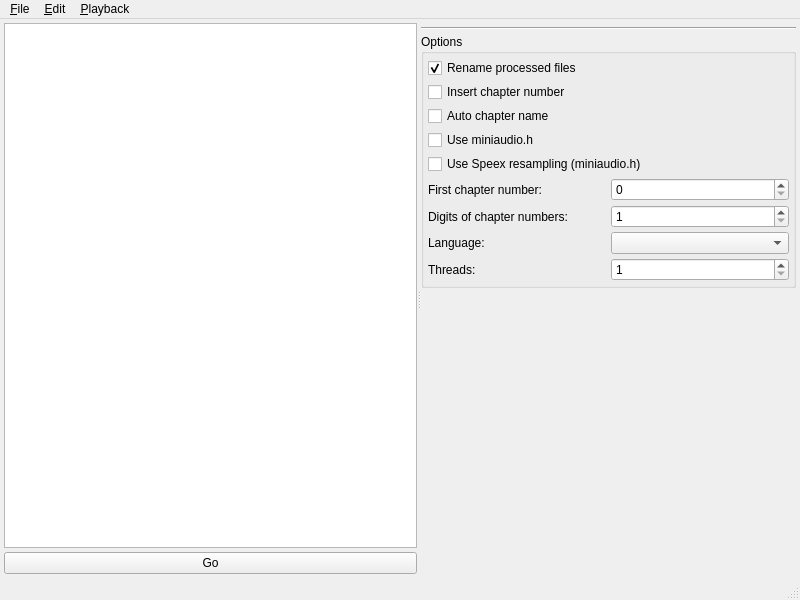
Qt form AudioBooQer/ui/forms/WMainWindow.ui (CaSchmidt/AudioBooQer) before a commit.
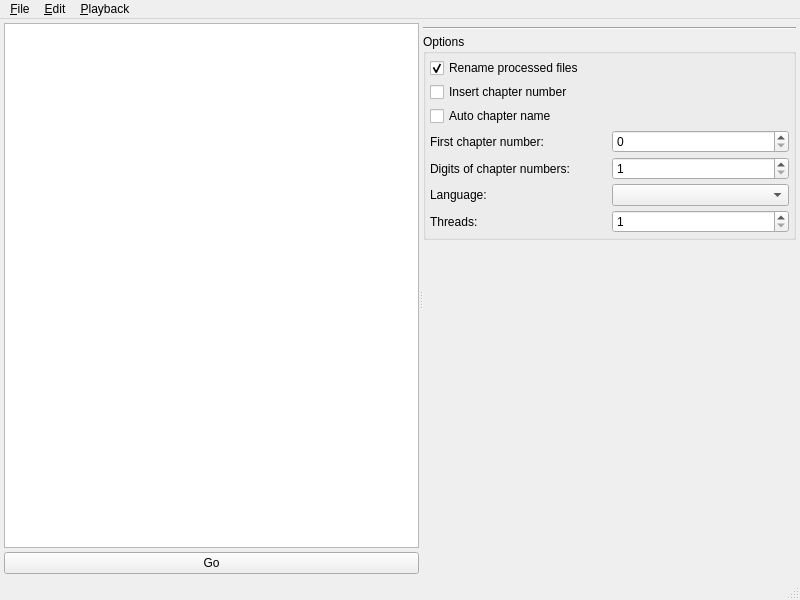
The same form after that commit. Custom widgets are drawn as their Qt base class.

Commit message: Remove usage of miniaudio.

What changed in the file:
```diff
--- a/AudioBooQer/ui/forms/WMainWindow.ui
+++ b/AudioBooQer/ui/forms/WMainWindow.ui
@@ -70,7 +70,7 @@
         </item>
        </layout>
       </widget>
-      <widget class="QWidget" name="layoutWidget">
+      <widget class="QWidget" name="">
        <layout class="QVBoxLayout" name="verticalLayout">
         <property name="spacing">
          <number>4</number>
@@ -130,34 +130,14 @@
              </property>
             </widget>
            </item>
-           <item row="3" column="0" colspan="2">
-            <widget class="QCheckBox" name="miniaudioCheck">
-             <property name="text">
-              <string>Use miniaudio.h</string>
-             </property>
-             <property name="checked">
-              <bool>false</bool>
-             </property>
-            </widget>
-           </item>
-           <item row="4" column="0" colspan="2">
-            <widget class="QCheckBox" name="speexResamplingCheck">
-             <property name="text">
-              <string>Use Speex resampling (miniaudio.h)</string>
-             </property>
-             <property name="checked">
-              <bool>false</bool>
-             </property>
-            </widget>
-           </item>
-           <item row="5" column="0">
+           <item row="3" column="0">
             <widget class="QLabel" name="label">
              <property name="text">
               <string>First chapter number:</string>
              </property>
             </widget>
            </item>
-           <item row="5" column="1">
+           <item row="3" column="1">
             <widget class="QSpinBox" name="firstChapterSpin">
              <property name="minimum">
               <number>0</number>
@@ -167,14 +147,14 @@
              </property>
             </widget>
            </item>
-           <item row="6" column="0">
+           <item row="4" column="0">
             <widget class="QLabel" name="label_2">
              <property name="text">
               <string>Digits of chapter numbers:</string>
              </property>
             </widget>
            </item>
-           <item row="6" column="1">
+           <item row="4" column="1">
             <widget class="QSpinBox" name="numberWidthSpin">
              <property name="minimum">
               <number>1</number>
@@ -184,24 +164,24 @@
              </property>
             </widget>
            </item>
-           <item row="7" column="0">
+           <item row="5" column="0">
             <widget class="QLabel" name="label_3">
              <property name="text">
               <string>Language:</string>
              </property>
             </widget>
            </item>
-           <item row="7" column="1">
+           <item row="5" column="1">
             <widget class="QComboBox" name="languageCombo"/>
            </item>
-           <item row="8" column="0">
+           <item row="6" column="0">
             <widget class="QLabel" name="label_4">
              <property name="text">
               <string>Threads:</string>
              </property>
             </widget>
            </item>
-           <item row="8" column="1">
+           <item row="6" column="1">
             <widget class="QSpinBox" name="threadSpin">
              <property name="minimum">
               <number>1</number>
```
Left out of the diff: 4 changed lines with no effect on the pictures. The commit also changes 15 other files.
